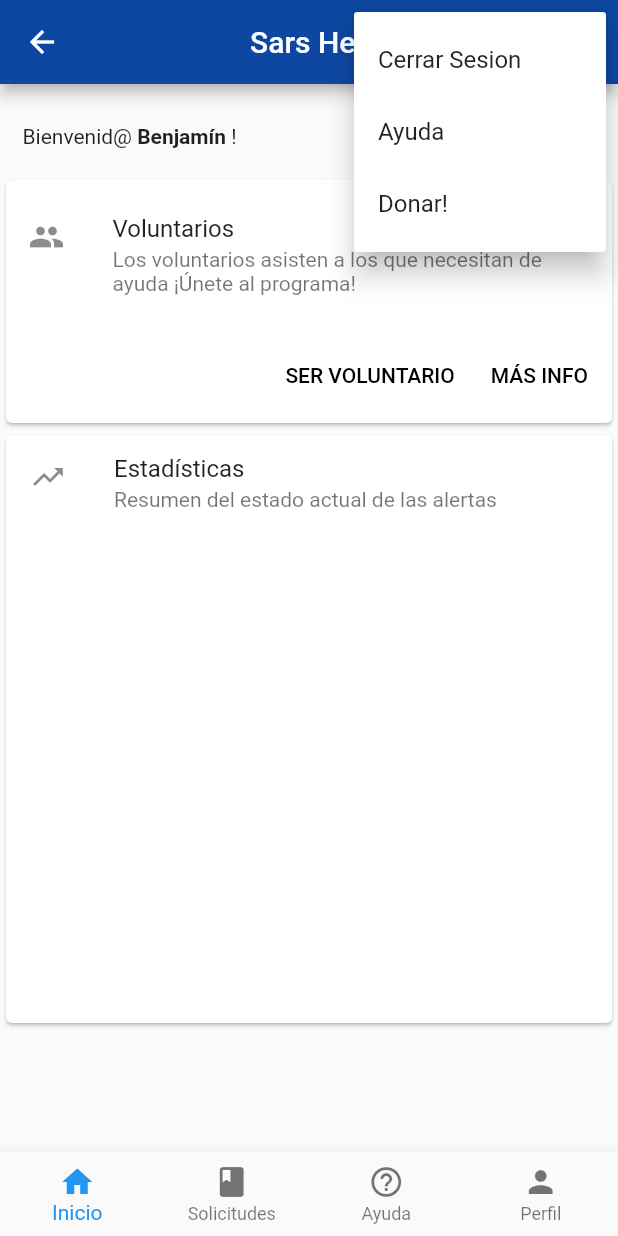
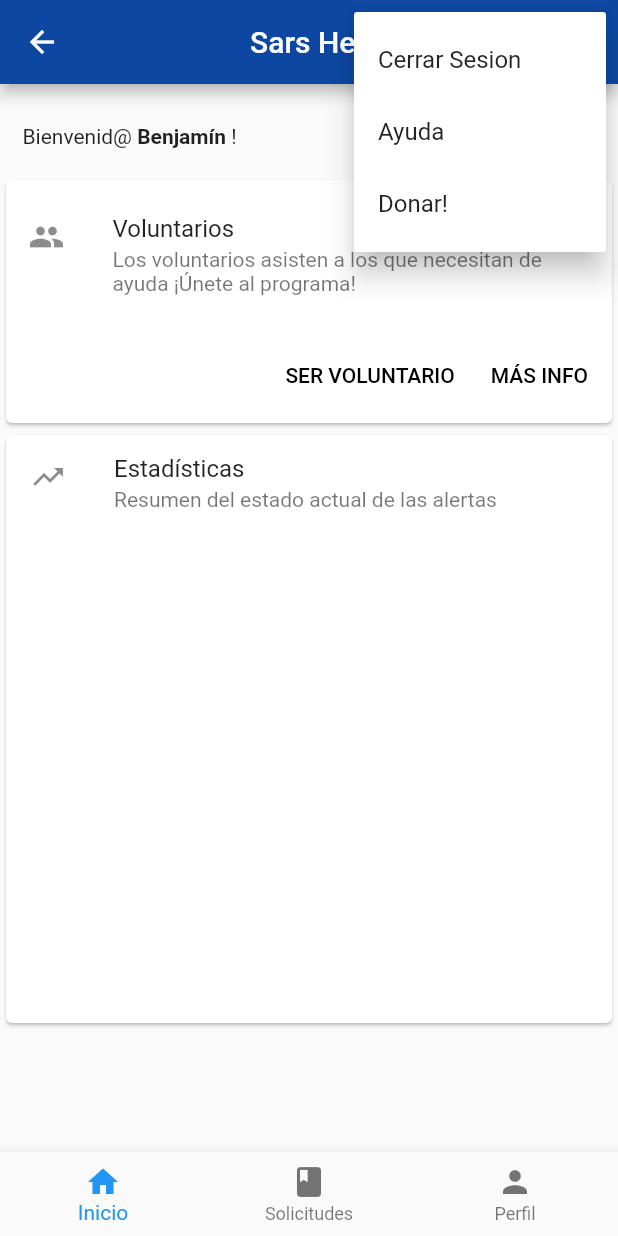
Before and after one commit to begandroide/sars-help, a Flutter app: the HomePage screen opened directly, after a tap on the "more vert" icon, on a phone screen of 412 x 824 dp. Run offline on Flutter 3.47's test engine with Material 2 defaults, Android fonts, the phone set to English and light mode, and no system bars; our stand-ins replace cloud_firestore, firebase_auth, google_maps_flutter; missing offline and left inert: age; accounts and stored records are empty.

Commit message:
Se elimina sección "ayuda" de la barra de navegación principal

```diff
--- a/sarshelp/lib/screens/home_page.dart
+++ b/sarshelp/lib/screens/home_page.dart
@@ -54,10 +54,6 @@ onTabTapped(int index) {
        _body = new RequestsPage();
        break;
     case 2:
-      appBarTitleText = Text('Ayuda');
-       _currentIndex = index;
-       break;
-    case 3:
       appBarTitleText = Text('Perfil');
       _body = new UserPage();
        _currentIndex = index;
@@ -110,9 +106,6 @@ onTabTapped(int index) {
                 icon: Icon(Icons.book),
                 title: Text('Solicitudes') ),
               new BottomNavigationBarItem(
-                icon: Icon(Icons.help_outline),
-                title: Text('Ayuda') ),
-              new BottomNavigationBarItem(
                 icon: Icon(Icons.person),
                 title: Text('Perfil') ),
           ]
```
